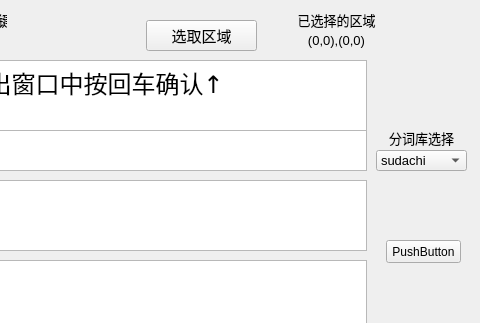
GayWindTech/TransAssistant, file OCR_style.ui: the form before one commit; both pictures show x 384 to 864 and y 0 to 323 of the 864 by 546 pixel window.
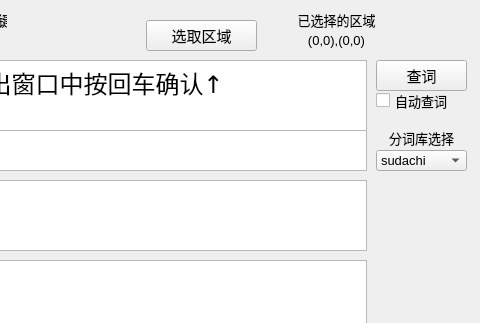
The form after the commit. Custom widgets are drawn as their Qt base class.

Patch:
```diff
--- a/OCR_style.ui
+++ b/OCR_style.ui
@@ -321,14 +321,37 @@
    <widget class="QPushButton" name="showChild">
     <property name="geometry">
      <rect>
-      <x>770</x>
-      <y>240</y>
-      <width>75</width>
-      <height>23</height>
+      <x>760</x>
+      <y>60</y>
+      <width>91</width>
+      <height>31</height>
      </rect>
     </property>
+    <property name="font">
+     <font>
+      <pointsize>11</pointsize>
+     </font>
+    </property>
     <property name="text">
-     <string>PushButton</string>
+     <string>查词</string>
+    </property>
+   </widget>
+   <widget class="QCheckBox" name="autoDictCheckBox">
+    <property name="geometry">
+     <rect>
+      <x>760</x>
+      <y>90</y>
+      <width>91</width>
+      <height>21</height>
+     </rect>
+    </property>
+    <property name="font">
+     <font>
+      <pointsize>10</pointsize>
+     </font>
+    </property>
+    <property name="text">
+     <string>自动查词</string>
     </property>
    </widget>
    <zorder>OCRResultTextEdit</zorder>
@@ -349,6 +372,18 @@
    <zorder>showChild</zorder>
   </widget>
  </widget>
+ <customwidgets>
+  <customwidget>
+   <class>betterSelectionQPlainTextEdit</class>
+   <extends>QPlainTextEdit</extends>
+   <header>betterSelectionQPlainTextEdit</header>
+   <slots>
+    <signal>selectedFinish()</signal>
+    <signal>focusOut()</signal>
+    <slot>clearSelection()</slot>
+   </slots>
+  </customwidget>
+ </customwidgets>
  <resources/>
  <connections>
   <connection>
```
Left out of the diff: 92 changed lines with no effect on the pictures.
